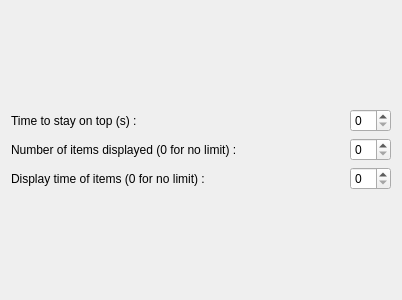
Qt form plasma/applets/devicenotifier/deviceNotifierConfig.ui (mgottschlag/kwin-tiling) before a commit.
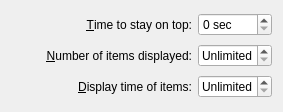
The same form after that commit.

Commit message: Improved layout for the device notifier config dialog.

```diff
--- a/plasma/applets/devicenotifier/deviceNotifierConfig.ui
+++ b/plasma/applets/devicenotifier/deviceNotifierConfig.ui
@@ -5,89 +5,51 @@
    <rect>
     <x>0</x>
     <y>0</y>
-    <width>402</width>
-    <height>300</height>
+    <width>283</width>
+    <height>112</height>
    </rect>
   </property>
-  <layout class="QGridLayout" >
+  <layout class="QGridLayout" name="gridLayout" >
    <item row="0" column="0" >
-    <layout class="QVBoxLayout" >
-     <property name="spacing" >
-      <number>6</number>
-     </property>
-     <property name="leftMargin" >
-      <number>0</number>
-     </property>
-     <property name="topMargin" >
-      <number>0</number>
-     </property>
-     <property name="rightMargin" >
-      <number>0</number>
-     </property>
-     <property name="bottomMargin" >
-      <number>0</number>
-     </property>
-     <item>
-      <layout class="QHBoxLayout" >
-       <property name="spacing" >
-        <number>6</number>
-       </property>
-       <property name="leftMargin" >
-        <number>0</number>
-       </property>
-       <property name="topMargin" >
-        <number>0</number>
-       </property>
-       <property name="rightMargin" >
-        <number>0</number>
-       </property>
-       <property name="bottomMargin" >
-        <number>0</number>
-       </property>
-       <item>
         <widget class="QLabel" name="labelSize_2" >
          <property name="text" >
-          <string>Time to stay on top (s) :</string>
+      <string>&amp;Time to stay on top:</string>
+     </property>
+     <property name="alignment" >
+      <set>Qt::AlignRight|Qt::AlignTrailing|Qt::AlignVCenter</set>
+     </property>
+     <property name="buddy" >
+      <cstring>spinTime</cstring>
          </property>
         </widget>
        </item>
-       <item>
+   <item row="0" column="1" >
         <widget class="QSpinBox" name="spinTime" >
          <property name="sizePolicy" >
-          <sizepolicy vsizetype="Fixed" hsizetype="Fixed" >
+      <sizepolicy vsizetype="Fixed" hsizetype="Minimum" >
            <horstretch>0</horstretch>
            <verstretch>0</verstretch>
           </sizepolicy>
          </property>
-        </widget>
-       </item>
-      </layout>
-     </item>
-     <item>
-      <layout class="QHBoxLayout" >
-       <property name="spacing" >
-        <number>6</number>
-       </property>
-       <property name="leftMargin" >
-        <number>0</number>
-       </property>
-       <property name="topMargin" >
-        <number>0</number>
-       </property>
-       <property name="rightMargin" >
-        <number>0</number>
-       </property>
-       <property name="bottomMargin" >
-        <number>0</number>
-       </property>
-       <item>
+     <property name="suffix" >
+      <string> sec</string>
+     </property>
+    </widget>
+   </item>
+   <item row="1" column="0" >
         <widget class="QLabel" name="labelSize" >
          <property name="text" >
-          <string>Number of items displayed (0 for no limit) :</string>
+      <string>&amp;Number of items displayed:</string>
+     </property>
+     <property name="alignment" >
+      <set>Qt::AlignRight|Qt::AlignTrailing|Qt::AlignVCenter</set>
+     </property>
+     <property name="buddy" >
+      <cstring>spinItems</cstring>
          </property>
         </widget>
        </item>
-       <item>
+   <item row="1" column="1" >
         <widget class="QSpinBox" name="spinItems" >
          <property name="sizePolicy" >
           <sizepolicy vsizetype="Fixed" hsizetype="Fixed" >
@@ -95,20 +57,28 @@
            <verstretch>0</verstretch>
           </sizepolicy>
          </property>
-        </widget>
-       </item>
-      </layout>
-     </item>
-     <item>
-      <layout class="QHBoxLayout" >
-       <item>
+     <property name="specialValueText" >
+      <string>Unlimited</string>
+     </property>
+     <property name="suffix" >
+      <string/>
+     </property>
+    </widget>
+   </item>
+   <item row="2" column="0" >
         <widget class="QLabel" name="label" >
          <property name="text" >
-          <string>Display time of items (0 for no limit) :</string>
+      <string>&amp;Display time of items:</string>
+     </property>
+     <property name="alignment" >
+      <set>Qt::AlignRight|Qt::AlignTrailing|Qt::AlignVCenter</set>
+     </property>
+     <property name="buddy" >
+      <cstring>spinTimeItems</cstring>
          </property>
         </widget>
        </item>
-       <item>
+   <item row="2" column="1" >
         <widget class="QSpinBox" name="spinTimeItems" >
          <property name="sizePolicy" >
           <sizepolicy vsizetype="Fixed" hsizetype="Fixed" >
@@ -116,11 +86,13 @@
            <verstretch>0</verstretch>
           </sizepolicy>
          </property>
-        </widget>
-       </item>
-      </layout>
-     </item>
-    </layout>
+     <property name="specialValueText" >
+      <string>Unlimited</string>
+     </property>
+     <property name="suffix" >
+      <string/>
+     </property>
+    </widget>
    </item>
   </layout>
  </widget>
```
Lines whose indentation alone changed are shown as unchanged.
